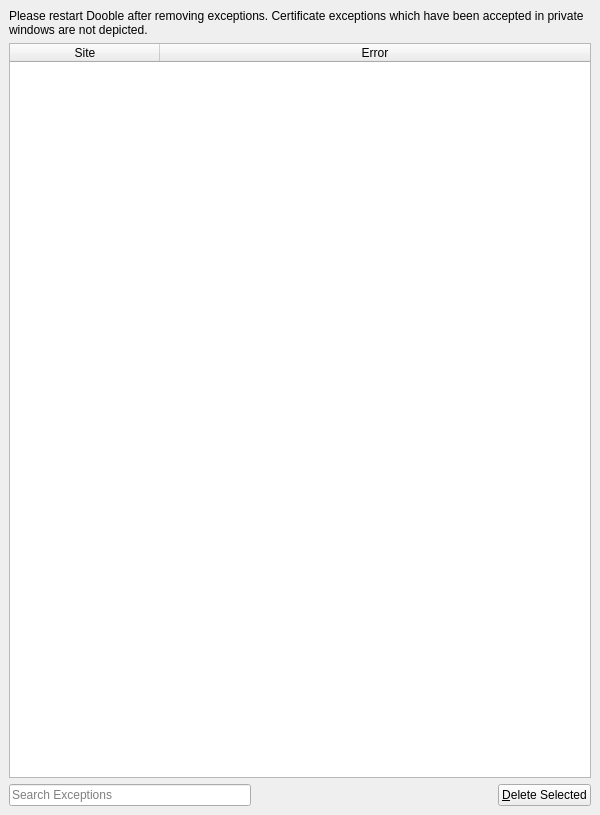
Qt form 2.x/UI/dooble_certificate_exceptions.ui (textbrowser/dooble) before a commit.
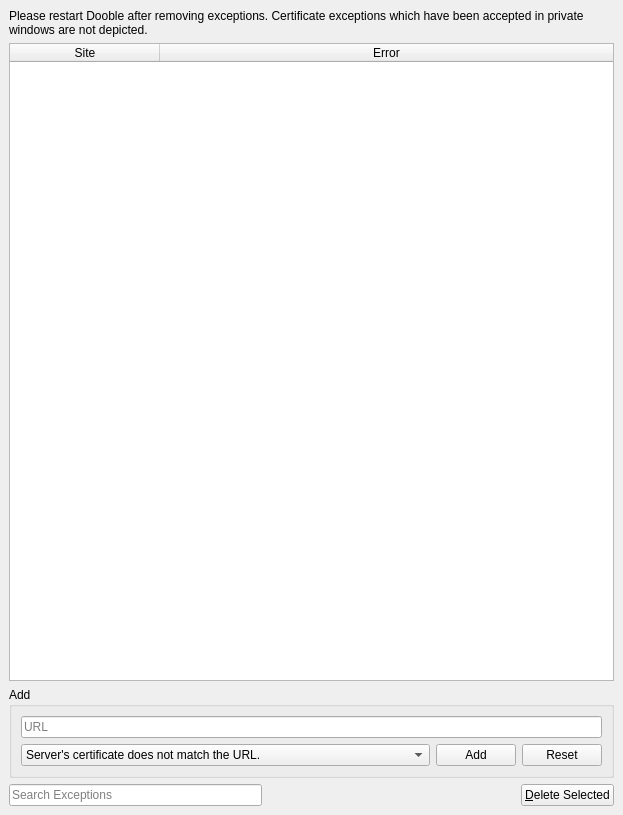
The same form after that commit. Icons and pictures are not drawn. Custom widgets are drawn as their Qt base class.

Commit message: Allow adding of certificate exceptions.

Patch:
```diff
--- a/2.x/UI/dooble_certificate_exceptions.ui
+++ b/2.x/UI/dooble_certificate_exceptions.ui
@@ -70,6 +70,79 @@
       </column>
      </widget>
     </item>
+    <item>
+     <widget class="QGroupBox" name="groupBox">
+      <property name="title">
+       <string>Add</string>
+      </property>
+      <layout class="QVBoxLayout" name="verticalLayout_2">
+       <item>
+        <widget class="QLineEdit" name="url">
+         <property name="placeholderText">
+          <string>URL</string>
+         </property>
+        </widget>
+       </item>
+       <item>
+        <layout class="QHBoxLayout" name="horizontalLayout_2">
+         <item>
+          <widget class="QComboBox" name="error">
+           <property name="sizeAdjustPolicy">
+            <enum>QComboBox::AdjustToContents</enum>
+           </property>
+           <item>
+            <property name="text">
+             <string>Server's certificate does not match the URL. </string>
+            </property>
+           </item>
+           <item>
+            <property name="text">
+             <string>Server's certificate has expired.</string>
+            </property>
+           </item>
+           <item>
+            <property name="text">
+             <string>Server's certificate is not trusted.</string>
+            </property>
+           </item>
+           <item>
+            <property name="text">
+             <string>The server's certificate was not disclosed via Certificate Transparency.</string>
+            </property>
+           </item>
+          </widget>
+         </item>
+         <item>
+          <widget class="QPushButton" name="add">
+           <property name="sizePolicy">
+            <sizepolicy hsizetype="Fixed" vsizetype="Fixed">
+             <horstretch>0</horstretch>
+             <verstretch>0</verstretch>
+            </sizepolicy>
+           </property>
+           <property name="text">
+            <string>Add</string>
+           </property>
+          </widget>
+         </item>
+         <item>
+          <widget class="QPushButton" name="reset">
+           <property name="sizePolicy">
+            <sizepolicy hsizetype="Fixed" vsizetype="Fixed">
+             <horstretch>0</horstretch>
+             <verstretch>0</verstretch>
+            </sizepolicy>
+           </property>
+           <property name="text">
+            <string>Reset</string>
+           </property>
+          </widget>
+         </item>
+        </layout>
+       </item>
+      </layout>
+     </widget>
+    </item>
     <item>
      <layout class="QHBoxLayout" name="horizontalLayout">
       <item>
```
Left out of the diff: 4 changed lines with no effect on the pictures. The commit also changes 3 other files.
